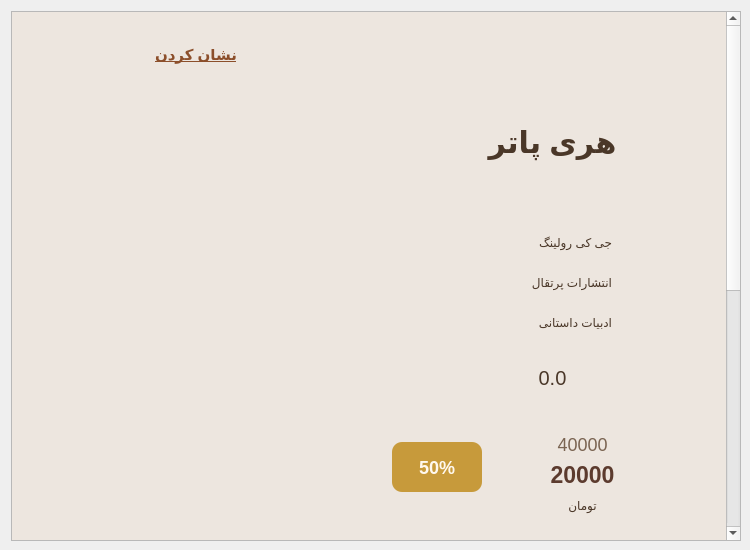
Qt form Client/user/bookdetailswidget.ui (Onyx1907/Lumina-EBook-Platform) before a commit.
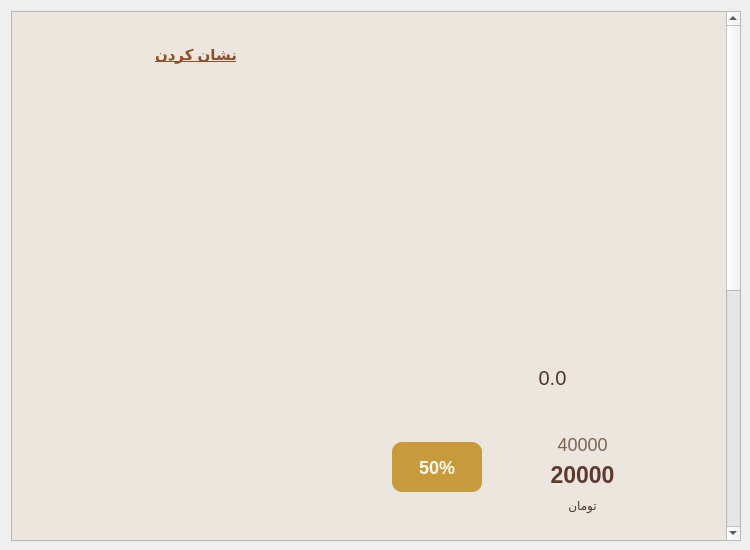
The same form after that commit. Icons and pictures are not drawn.

Commit message: fix: correct discount typo

```diff
--- a/Client/user/bookdetailswidget.ui
+++ b/Client/user/bookdetailswidget.ui
@@ -65,7 +65,7 @@
       <property name="geometry">
        <rect>
         <x>0</x>
-        <y>-156</y>
+        <y>0</y>
         <width>730</width>
         <height>1000</height>
        </rect>
@@ -162,7 +162,7 @@
 }</string>
        </property>
        <property name="text">
-        <string>هری پاتر</string>
+        <string/>
        </property>
        <property name="textFormat">
         <enum>Qt::PlainText</enum>
@@ -200,7 +200,7 @@
 </string>
        </property>
        <property name="text">
-        <string>جی کی رولینگ</string>
+        <string/>
        </property>
        <property name="textFormat">
         <enum>Qt::PlainText</enum>
@@ -286,7 +286,7 @@
 </string>
        </property>
        <property name="text">
-        <string>انتشارات پرتقال</string>
+        <string/>
        </property>
        <property name="textFormat">
         <enum>Qt::PlainText</enum>
@@ -432,7 +432,7 @@
 </string>
        </property>
        <property name="text">
-        <string>ادبیات داستانی</string>
+        <string/>
        </property>
        <property name="textFormat">
         <enum>Qt::PlainText</enum>
```
The commit also changes 1 other file.
